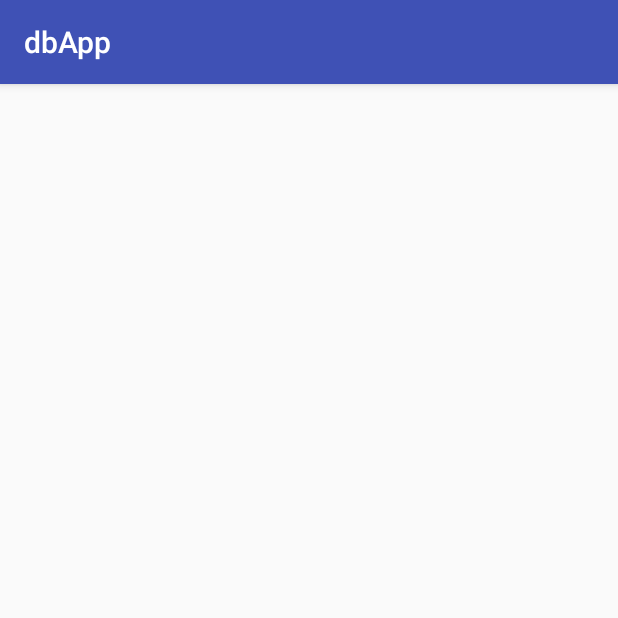
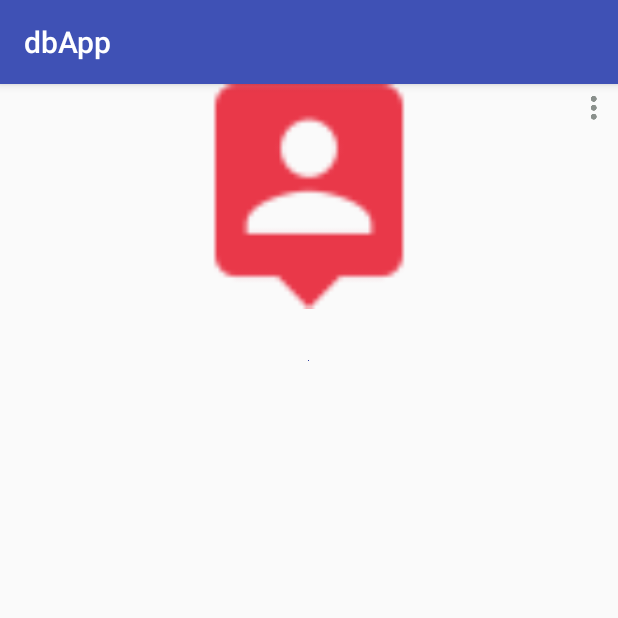
Before and after one commit to bipinkh/Android-Database, an Android app: the DetailActivity screen opened directly, with no data from a screen before it, on a phone screen of 412 x 824 dp, the top half of it. Run offline under Robolectric (Android 15) with nearby library versions, the phone set to English and light mode, and no system bars; our stand-ins replace ButterKnife.

Commit message:
display of information for each

```diff
--- a/app/src/main/java/com/bipinkh/dbapp/activities/DetailActivity/DetailActivity.java
+++ b/app/src/main/java/com/bipinkh/dbapp/activities/DetailActivity/DetailActivity.java
@@ -1,9 +1,22 @@
 package com.bipinkh.dbapp.activities.DetailActivity;
 
+import android.content.Intent;
+import android.provider.MediaStore;
 import android.support.v7.app.AppCompatActivity;
 import android.os.Bundle;
+import android.view.View;
+import android.widget.ImageView;
+import android.widget.TextView;
 
 import com.bipinkh.dbapp.R;
+import com.bipinkh.dbapp.activities.ListActivity.ListActivity;
+import com.bipinkh.dbapp.functions.database.getData;
+import com.bipinkh.dbapp.models.database.User;
+
+import butterknife.BindView;
+import butterknife.ButterKnife;
+
+import static android.content.Intent.FLAG_ACTIVITY_CLEAR_TOP;
 
 public class DetailActivity extends AppCompatActivity {
 
@@ -11,5 +24,34 @@ public class DetailActivity extends AppCompatActivity {
     protected void onCreate(Bundle savedInstanceState) {
         super.onCreate(savedInstanceState);
         setContentView(R.layout.activity_detail);
+
+        Intent mIntent = getIntent();
+        Long uid = mIntent.getLongExtra("userid", -1);
+        if (uid == -1){
+            Intent i = new Intent(DetailActivity.this,ListActivity.class);
+            i.setFlags(FLAG_ACTIVITY_CLEAR_TOP);
+            startActivity(i);
+        }else{
+            displayContent(uid);
+        }
+
+    }
+
+
+
+    private void displayContent(Long uid) {
+        User user = new getData().getAUser(uid);
+
+        TextView displayName = (TextView) findViewById(R.id.displayName);
+        TextView displayEmail = (TextView) findViewById(R.id.displayEmail);
+        TextView displayPhone = (TextView) findViewById(R.id.displayPhone);
+        TextView displayAddress = (TextView) findViewById(R.id.displayAddress);
+        TextView displayGender = (TextView) findViewById(R.id.displayGender);
+
+        displayName.setText("Name : " + user.getFirst_name() + " " + user.getLast_name());
+        displayEmail.setText("Email : "+ user.getEmail());
+        displayPhone.setText("Phone : "+ String.valueOf(user.getPhone()));
+        displayAddress.setText("Address : "+ user.getAddress());
+        displayGender.setText("Gender : " + user.getGender());
     }
 }
--- a/app/src/main/java/com/bipinkh/dbapp/activities/ListActivity/ListActivity.java
+++ b/app/src/main/java/com/bipinkh/dbapp/activities/ListActivity/ListActivity.java
@@ -8,14 +8,12 @@ import android.support.v7.widget.DefaultItemAnimator;
 import android.support.v7.widget.LinearLayoutManager;
 import android.support.v7.widget.RecyclerView;
 import android.util.Log;
-import android.view.View;
-import android.widget.ImageButton;
 import android.widget.Toast;
 
 import com.bipinkh.dbapp.R;
 import com.bipinkh.dbapp.activities.Add_Edit_Form.Edit_Add_Form;
 import com.bipinkh.dbapp.models.database.User;
-import com.bipinkh.dbapp.functions.database.getAllData;
+import com.bipinkh.dbapp.functions.database.getData;
 
 import java.util.ArrayList;
 import java.util.List;
@@ -55,7 +53,7 @@ public class ListActivity extends AppCompatActivity {
         //get all users list and display
         Log.d("deb","refreshing list");
         userslist.clear();
-        userslist.addAll(new getAllData().getUsers());
+        userslist.addAll(new getData().getUsers());
         mAdapter.notifyDataSetChanged();
     }
 
--- a/app/src/main/java/com/bipinkh/dbapp/functions/database/getAllData.java
+++ b/app/src/main/java/com/bipinkh/dbapp/functions/database/getData.java
@@ -14,11 +14,11 @@ import java.util.List;
  * Created by bipin on 11/8/2017.
  */
 
-public class getAllData {
+public class getData {
 
     DaoSession daoSession;
 
-    public getAllData(){
+    public getData(){
         daoSession = dbapp.getAppInstance().getDaoSession();
     }
 
@@ -34,4 +34,9 @@ public class getAllData {
 
         return userslist;
     }
+
+    public User getAUser(Long userid){
+        User u = daoSession.getUserDao().load(userid);
+        return u;
+    }
 }
--- a/app/src/main/res/layout/activity_detail.xml
+++ b/app/src/main/res/layout/activity_detail.xml
@@ -1,9 +1,77 @@
 <?xml version="1.0" encoding="utf-8"?>
-<android.support.constraint.ConstraintLayout xmlns:android="http://schemas.android.com/apk/res/android"
+<RelativeLayout xmlns:android="http://schemas.android.com/apk/res/android"
     xmlns:app="http://schemas.android.com/apk/res-auto"
     xmlns:tools="http://schemas.android.com/tools"
     android:layout_width="match_parent"
     android:layout_height="match_parent"
     tools:context="com.bipinkh.dbapp.activities.DetailActivity.DetailActivity">
 
-</android.support.constraint.ConstraintLayout>
+
+    <ImageView
+        android:id="@+id/displayImage"
+        android:layout_width="match_parent"
+        android:layout_height="150dp"
+        android:src="@drawable/person_red"/>
+
+    <ScrollView
+        android:layout_width="fill_parent"
+        android:layout_height="match_parent"
+        android:layout_below="@id/displayImage">
+
+        <RelativeLayout
+            android:layout_width="match_parent"
+            android:layout_height="wrap_content"
+            android:orientation="vertical">
+            <TextView
+                android:id="@+id/displayName"
+                android:layout_width="match_parent"
+                android:layout_height="wrap_content"
+                android:textColor="#222222"
+                android:textAllCaps="true"
+                android:textSize="25sp"
+                android:paddingBottom="20dp"
+                android:gravity="center_horizontal"
+                android:drawableBottom="@color/colorPrimaryDark"/>
+            <TextView
+                android:id="@+id/displayGender"
+                android:layout_width="match_parent"
+                android:layout_height="50dp"
+                android:textSize="17sp"
+                android:paddingStart="20dp"
+                android:layout_below="@+id/displayName"/>
+            <TextView
+                android:id="@+id/displayEmail"
+                android:layout_width="match_parent"
+                android:layout_height="50dp"
+                android:paddingStart="20dp"
+                android:textSize="17sp"
+                android:layout_below="@id/displayGender"/>
+            <TextView
+                android:id="@+id/displayPhone"
+                android:layout_width="match_parent"
+                android:layout_height="50dp"
+                android:paddingStart="20dp"
+                android:textSize="17sp"
+                android:layout_below="@id/displayEmail"/>
+            <TextView
+                android:id="@+id/displayAddress"
+                android:layout_width="match_parent"
+                android:layout_height="50dp"
+                android:paddingStart="20dp"
+                android:textSize="17sp"
+                android:layout_below="@id/displayPhone"/>
+        </RelativeLayout>
+
+    </ScrollView>
+
+    <ImageButton
+        android:layout_width="wrap_content"
+        android:layout_height="wrap_content"
+        android:id="@+id/displayMoreGear"
+        android:layout_alignParentEnd="true"
+        android:src="@drawable/more"
+        android:background="#0000"
+        />
+
+
+</RelativeLayout>
--- a/app/src/main/res/values/strings.xml
+++ b/app/src/main/res/values/strings.xml
@@ -5,4 +5,8 @@
         <item>Male</item>
         <item>Female</item>
     </string-array>
+    <string-array name="action">
+        <item>Delete</item>
+        <item>Edit</item>
+    </string-array>
 </resources>
```
Also changed, not shown: app/src/main/res/drawable-hdpi/person_red.png (added), app/src/main/res/drawable-mdpi/person_red.png (added), app/src/main/res/drawable-xhdpi/person_red.png (added), app/src/main/res/drawable-xxhdpi/person_red.png (added).
